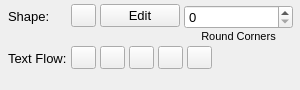
Old version of the form sc_seg_shape.ui in the repository nitramr/IndigoUIWidgets.
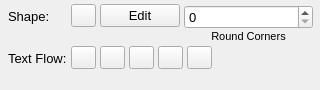
New version of the form.

```diff
--- a/sc_seg_shape.ui
+++ b/sc_seg_shape.ui
@@ -9,7 +9,7 @@
    <rect>
     <x>0</x>
     <y>0</y>
-    <width>300</width>
+    <width>320</width>
     <height>90</height>
    </rect>
   </property>
@@ -21,7 +21,7 @@
   </property>
   <property name="minimumSize">
    <size>
-    <width>300</width>
+    <width>320</width>
     <height>90</height>
    </size>
   </property>
@@ -38,7 +38,7 @@
     <rect>
      <x>0</x>
      <y>0</y>
-     <width>301</width>
+     <width>321</width>
      <height>91</height>
     </rect>
    </property>
```
